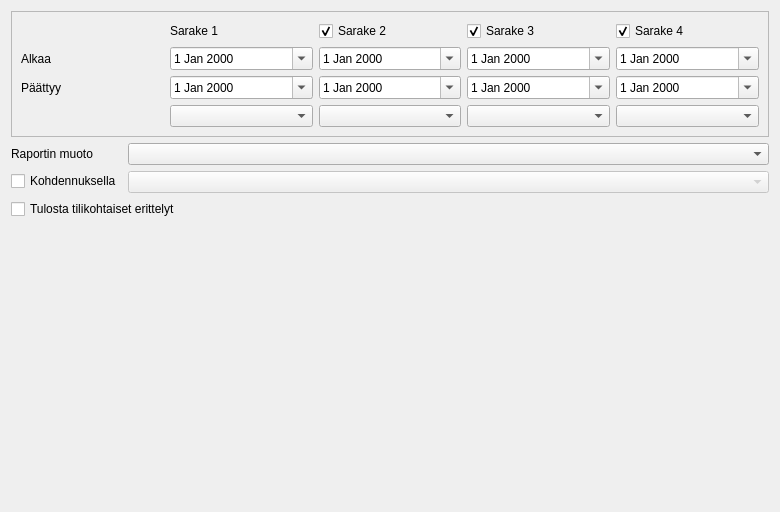
First picture: the form in kitupiikki/raportti/muokattavaraportti.ui, repository artoh/kitupiikki, before the edit.
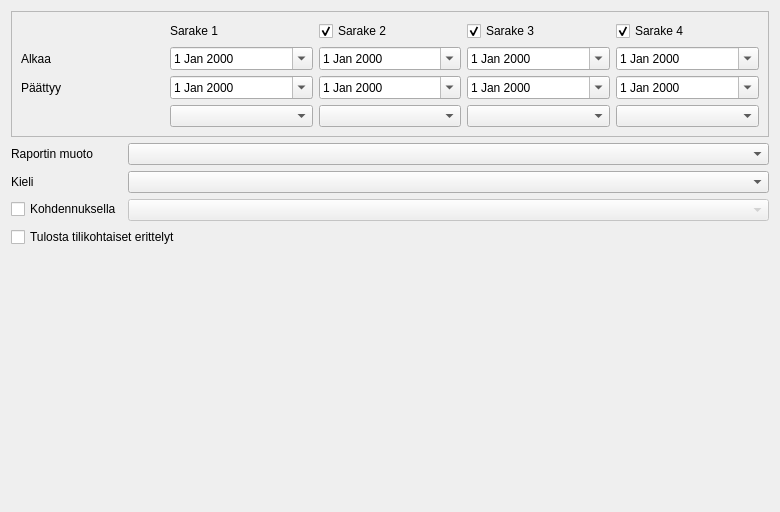
Second picture: the form after the edit. Icons and pictures are not drawn.

Patch:
```diff
--- a/kitupiikki/raportti/muokattavaraportti.ui
+++ b/kitupiikki/raportti/muokattavaraportti.ui
@@ -178,7 +178,7 @@
      <item row="0" column="1">
       <widget class="QComboBox" name="muotoCombo"/>
      </item>
-     <item row="1" column="0">
+     <item row="2" column="0">
       <widget class="QCheckBox" name="kohdennusCheck">
        <property name="text">
         <string>Kohdennuksella</string>
@@ -189,13 +189,23 @@
        </property>
       </widget>
      </item>
-     <item row="1" column="1">
+     <item row="2" column="1">
       <widget class="QComboBox" name="kohdennusCombo">
        <property name="enabled">
         <bool>false</bool>
        </property>
       </widget>
      </item>
+     <item row="1" column="0">
+      <widget class="QLabel" name="label_2">
+       <property name="text">
+        <string>Kieli</string>
+       </property>
+      </widget>
+     </item>
+     <item row="1" column="1">
+      <widget class="QComboBox" name="kieliCombo"/>
+     </item>
     </layout>
    </item>
    <item>
```
